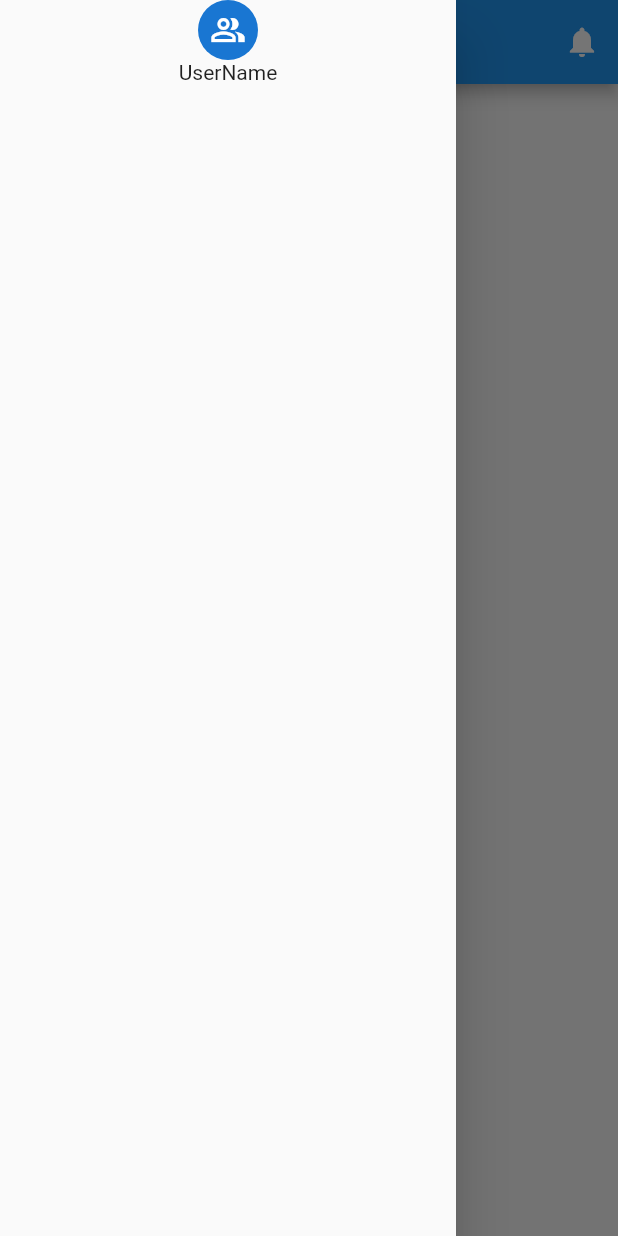
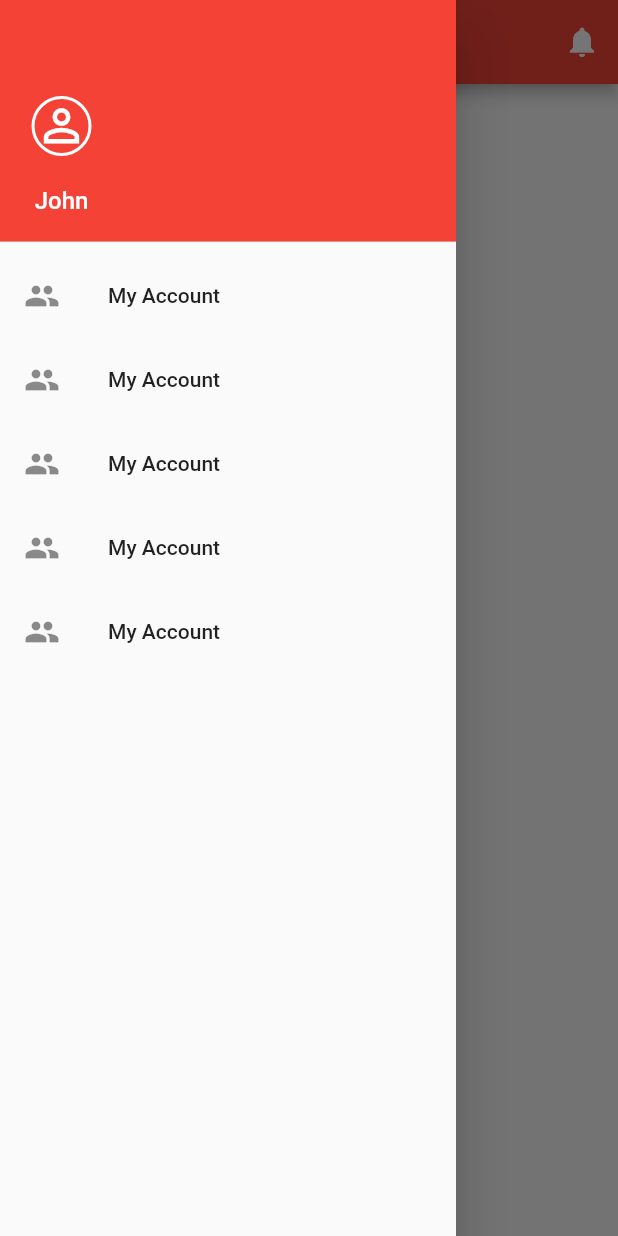
Before and after one commit to mistrypavankumar/act_fibernet_ui_clone, a Flutter app: the screen it shows after launch, with the side drawer open, on a phone screen of 412 x 824 dp. Run offline on Flutter 3.47's test engine with Material 2 defaults, Android fonts, the phone set to English and light mode, and no system bars.

Commit message:
Added Navigation list

```diff
--- a/lib/main.dart
+++ b/lib/main.dart
@@ -10,9 +10,10 @@ class MyApp extends StatelessWidget {
   @override
   Widget build(BuildContext context) {
     return MaterialApp(
-      title: 'Act Fibernet Clone',
+      title: 'Act Fibernet UI Clone',
+      debugShowCheckedModeBanner: false,
       theme: ThemeData(
-        primarySwatch: Colors.blue,
+        primarySwatch: Colors.red,
         visualDensity: VisualDensity.adaptivePlatformDensity,
       ),
       home: HomeScreen(),
--- a/lib/screens/home.dart
+++ b/lib/screens/home.dart
@@ -8,10 +8,10 @@ class HomeScreen extends StatefulWidget {
 class _HomeScreenState extends State<HomeScreen> {
   @override
   Widget build(BuildContext context) {
-    return DefaultTabController(
-      length: 3,
+    return Container(
       child: Scaffold(
         appBar: AppBar(
+          title: Text("Hi John"),
           actions: [
             IconButton(
               icon: Icon(Icons.notifications),
@@ -20,16 +20,69 @@ class _HomeScreenState extends State<HomeScreen> {
           ],
         ),
         drawer: Drawer(
-          child: Column(
+          child: ListView(
+            padding: EdgeInsets.zero,
             children: [
-              CircleAvatar(
-                child: Icon(Icons.people_alt_outlined),
+              DrawerHeader(
+                decoration: BoxDecoration(
+                  color: Colors.red,
+                ),
+                child: Stack(
+                  children: [
+                    Positioned(
+                      bottom: 10,
+                      left: 5,
+                      child: Column(
+                        children: [
+                          Container(
+                            height: 40,
+                            width: 40,
+                            decoration: BoxDecoration(
+                              border: Border.all(
+                                color: Colors.white,
+                                width: 2,
+                              ),
+                              borderRadius: BorderRadius.circular(50),
+                            ),
+                            child: Icon(
+                              Icons.perm_identity,
+                              color: Colors.white,
+                              size: 35.0,
+                            ),
+                          ),
+                          SizedBox(
+                            height: 20,
+                          ),
+                          Text(
+                            "John",
+                            style: TextStyle(
+                              color: Colors.white,
+                              fontSize: 16,
+                            ),
+                          ),
+                        ],
+                      ),
+                    ),
+                  ],
+                ),
               ),
-              Text("UserName"),
+              buildListTile("My Account", Icons.people, () {}),
+              buildListTile("My Account", Icons.people, () {}),
+              buildListTile("My Account", Icons.people, () {}),
+              buildListTile("My Account", Icons.people, () {}),
+              buildListTile("My Account", Icons.people, () {}),
             ],
           ),
         ),
       ),
     );
   }
+
+  ListTile buildListTile(String title, icon, Function onTap) {
+    return ListTile(
+      title: Text(title),
+      leading: Icon(icon),
+      onTap: onTap,
+    );
+  }
 }
```
Also changed, not shown: lib/widgets/list_Tile.dart (added), lib/widgets/widgets.dart (added).
